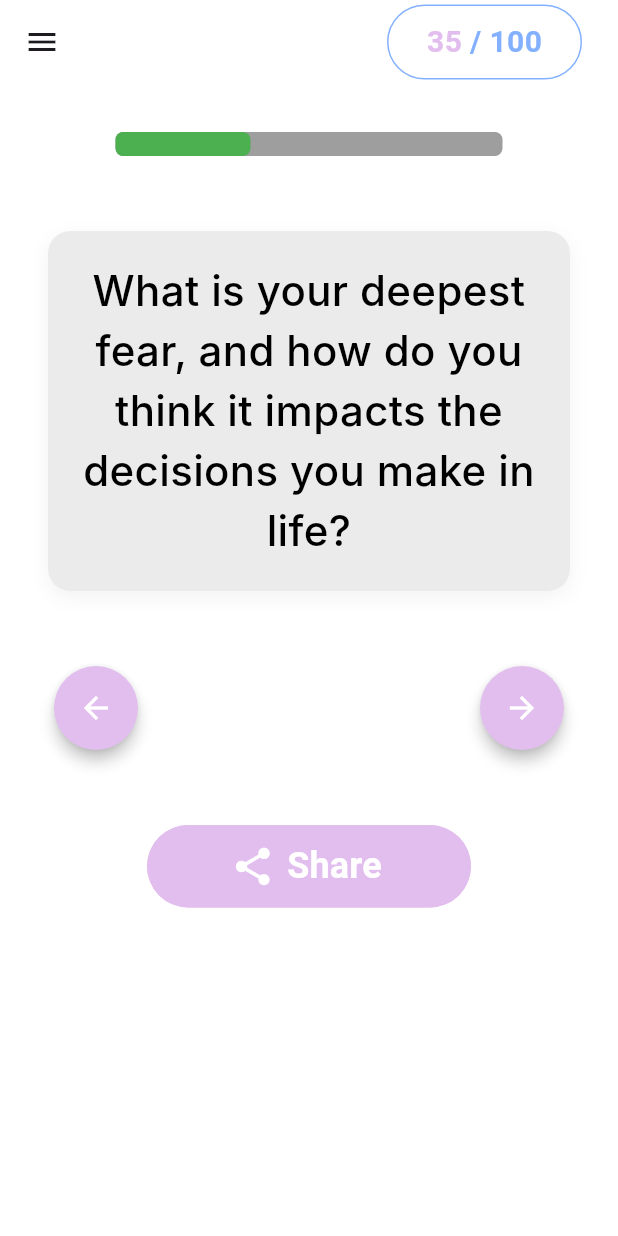
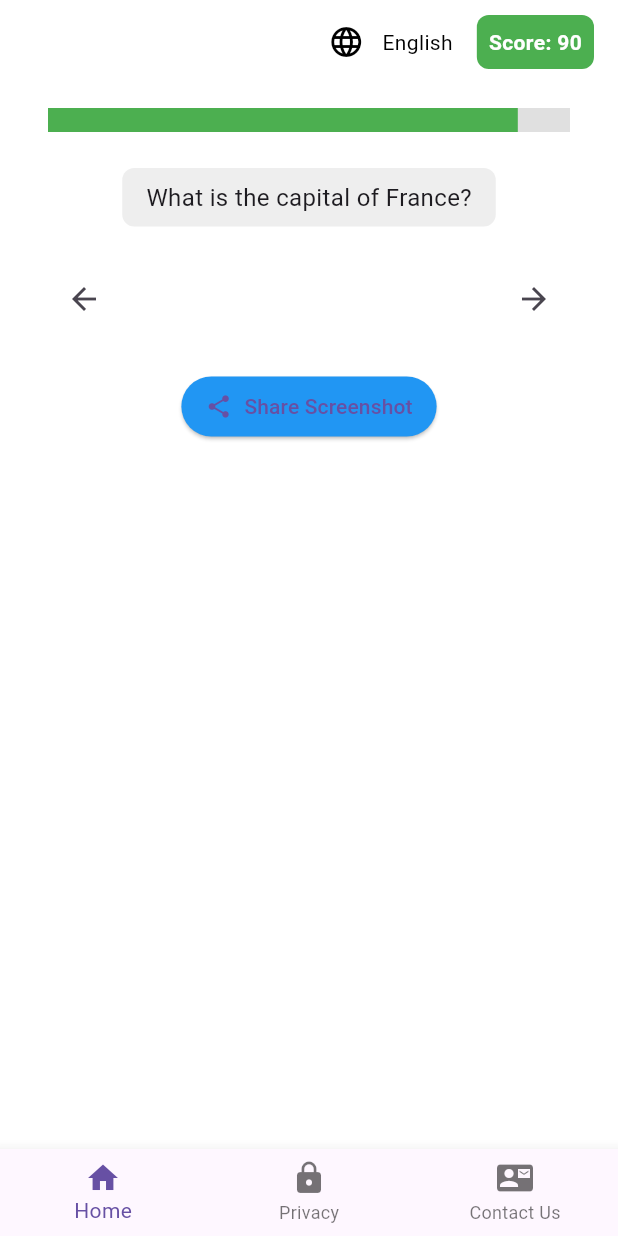
Before and after one commit to Shroukahmed99/app, a Flutter app: the screen it shows after launch, after a tap on the "arrow back" icon, on a phone screen of 412 x 824 dp. Run offline on Flutter 3.47's test engine with Material 3 defaults, Android fonts, the phone set to English and light mode, and no system bars; drawn by our look-alikes of screenshot; our stand-ins replace easy_localization, font_awesome_flutter, share_plus; Roboto replaces fonts that are missing (Inter).

Commit message:
finally translate and share

```diff
--- /dev/null
+++ b/assets/translations/ar.json
@@ -0,0 +1,5 @@
+{
+  "question_text": "ما هي عاصمة فرنسا؟",
+  "share_screenshot": "مشاركة لقطة الشاشة",
+  "score_label": "النتيجة: 90"
+}
--- /dev/null
+++ b/assets/translations/en.json
@@ -0,0 +1,5 @@
+{
+  "question_text": "What is the capital of France?",
+  "share_screenshot": "Share Screenshot",
+  "score_label": "Score: 90"
+}
--- a/lib/main.dart
+++ b/lib/main.dart
@@ -1,9 +1,20 @@
 import 'package:flutter/material.dart';
+import 'package:easy_localization/easy_localization.dart';
+import 'package:heart_app/screens/HomeScreen/home_screen.dart';
 import 'package:heart_app/screens/splash/splash_screen.dart';
 
 void main() async {
   WidgetsFlutterBinding.ensureInitialized();
-  runApp(MyApp());
+  await EasyLocalization.ensureInitialized();
+
+  runApp(
+    EasyLocalization(
+      supportedLocales: [Locale('en'), Locale('ar')],
+      path: 'assets/translations', // مسار ملفات الترجمة
+      fallbackLocale: Locale('en'), // اللغة الافتراضية
+      child: MyApp(),
+    ),
+  );
 }
 
 class MyApp extends StatelessWidget {
@@ -13,6 +24,9 @@ class MyApp extends StatelessWidget {
   Widget build(BuildContext context) {
     return MaterialApp(
       debugShowCheckedModeBanner: false,
+      localizationsDelegates: context.localizationDelegates,
+      supportedLocales: context.supportedLocales,
+      locale: context.locale,
       home: SplashScreen(),
     );
   }
--- a/lib/screens/HomeScreen/home_screen.dart
+++ b/lib/screens/HomeScreen/home_screen.dart
@@ -1,61 +1,77 @@
-import 'package:flutter/cupertino.dart';
+import 'dart:io';
+import 'dart:typed_data';
 import 'package:flutter/material.dart';
-import 'package:heart_app/screens/HomeScreen/widgets/Share_button.dart';
-import 'package:heart_app/screens/HomeScreen/widgets/circle_button.dart';
-import 'package:heart_app/screens/HomeScreen/widgets/custom_container_score.dart';
-import 'package:heart_app/screens/HomeScreen/widgets/custom_drawer.dart';
-import 'package:heart_app/screens/HomeScreen/widgets/custom_progress_linear_indicator.dart';
-import 'package:heart_app/screens/HomeScreen/widgets/custom_question_widget.dart';
+import 'package:heart_app/screens/HomeScreen/widgets/contact_us_page.dart';
+import 'package:heart_app/screens/HomeScreen/widgets/home_content.dart';
+import 'package:heart_app/screens/HomeScreen/widgets/privacy_page.dart';
+import 'package:path_provider/path_provider.dart';
+import 'package:screenshot/screenshot.dart';
+import 'package:share_plus/share_plus.dart';
+import 'package:easy_localization/easy_localization.dart';
 
-class HomeScreen extends StatelessWidget {
+
+class HomeScreen extends StatefulWidget {
   const HomeScreen({super.key});
-  final progressValue = 90.0;
+
+  @override
+  _HomeScreenState createState() => _HomeScreenState();
+}
+
+class _HomeScreenState extends State<HomeScreen> {
+  int _selectedIndex = 0;
+  final ScreenshotController screenshotController = ScreenshotController();
+
+  Future<void> _takeScreenshotAndShare(BuildContext context) async {
+    try {
+      Uint8List? image = await screenshotController.capture();
+      if (image != null) {
+        final directory = await getTemporaryDirectory();
+        final imagePath = '${directory.path}/screenshot.png';
+        final file = File(imagePath);
+        await file.writeAsBytes(image);
+        XFile xFile = XFile(imagePath);
+        await Share.shareXFiles([xFile], text: 'share_screenshot'.tr());
+      } else {
+        print("No image captured.");
+      }
+    } catch (e) {
+      print("Error capturing or sharing screenshot: $e");
+    }
+  }
+
+  void _onItemTapped(int index) {
+    setState(() {
+      _selectedIndex = index;
+    });
+  }
 
   @override
   Widget build(BuildContext context) {
+    List<Widget> _pages = [
+      HomeContent(screenshotController: screenshotController, onShare: _takeScreenshotAndShare),
+      PrivacyPage(),
+      ContactUsPage(),
+    ];
+
     return Scaffold(
-      backgroundColor: Colors.white,
-      appBar: AppBar(
-        backgroundColor: Colors.transparent,
-        actions: [
-          Padding(
-            padding: const EdgeInsets.symmetric(horizontal: 24),
-            child: CustomContainerScore(),
+      body: _pages[_selectedIndex], // Display the selected page
+      bottomNavigationBar: BottomNavigationBar(
+        currentIndex: _selectedIndex,
+        onTap: _onItemTapped,
+        items: [
+          BottomNavigationBarItem(
+            icon: Icon(Icons.home),
+            label: 'Home'.tr(),
+          ),
+          BottomNavigationBarItem(
+            icon: Icon(Icons.lock),
+            label: 'Privacy'.tr(),
+          ),
+          BottomNavigationBarItem(
+            icon: Icon(Icons.contact_mail),
+            label: 'Contact Us'.tr(),
           ),
         ],
-      ),
-      drawer: CustomDrawer(),
-      body: Padding(
-        padding: const EdgeInsets.symmetric(horizontal: 32, vertical: 32),
-        child: Column(
-          spacing: 50,
-          children: [
-            CustomProgressLinearIndicator(
-              progress: progressValue,
-              height: 16,
-              progressColor: Colors.green,
-              backgroundColor: Colors.grey,
-            ),
-            CustomQuestionWidget(
-              questionText:
-              'What is your deepest fear, and how do you think it impacts the decisions you make in life?',
-            ),
-            Row(
-              mainAxisAlignment: MainAxisAlignment.spaceBetween,
-              children: [
-                CircularButton(
-                  icon: Icons.arrow_back,
-                  onPressed: () {},
-                ),
-                CircularButton(
-                  icon: Icons.arrow_forward,
-                  onPressed: () {},
-                ),
-              ],
-            ),
-            ShareButton(),
-          ],
-        ),
       ),
     );
   }
--- a/lib/screens/HomeScreen/widgets/Share_button.dart
+++ b/lib/screens/HomeScreen/widgets/Share_button.dart
@@ -4,34 +4,24 @@ import 'dart:typed_data';
 import 'package:flutter/material.dart';
 import 'package:heart_app/utils/consts.dart';
 import 'package:path_provider/path_provider.dart';
+import 'package:share_plus/share_plus.dart';
 import 'package:screenshot/screenshot.dart';
-import 'package:share_plus/share_plus.dart';
-
 
 class ShareButton extends StatelessWidget {
-  ShareButton({super.key});
+  final ScreenshotController screenshotController;
 
-  final ScreenshotController screenshotController = ScreenshotController();
+  const ShareButton({required this.screenshotController, super.key});
 
-  // Function to save screenshot as a temporary file and share it
   Future<void> _takeScreenshotAndShare(BuildContext context) async {
     try {
-      // Capture screenshot
       Uint8List? image = await screenshotController.capture();
 
       if (image != null) {
-        // Get the directory to store the file
         final directory = await getTemporaryDirectory();
         final imagePath = '${directory.path}/screenshot.png';
-
-        // Write the image to a file
         final file = File(imagePath);
         await file.writeAsBytes(image);
-
-        // تحويل المسار إلى XFile
         XFile xFile = XFile(imagePath);
-
-        // Share the image file
         await Share.shareXFiles([xFile], text: 'Check out this screenshot!');
       } else {
         print("No image captured.");
@@ -43,14 +33,11 @@ class ShareButton extends StatelessWidget {
 
   @override
   Widget build(BuildContext context) {
-    return Center(
-      child: Screenshot(
-        controller: screenshotController,
-        child: Container(
+    return Container(
       width: 216,
       height: 55,
       decoration: BoxDecoration(
-            color: ppink, // Ensure ppink is defined in your consts.dart file
+        color: ppink,
         borderRadius: BorderRadius.circular(50),
       ),
       child: TextButton.icon(
@@ -71,11 +58,9 @@ class ShareButton extends StatelessWidget {
           ),
         ),
         style: TextButton.styleFrom(
-              backgroundColor: ppink, // Ensure ppink is defined
+          backgroundColor: ppink,
           shape: RoundedRectangleBorder(
             borderRadius: BorderRadius.circular(50),
-              ),
-            ),
           ),
         ),
       ),
--- a/lib/screens/HomeScreen/widgets/custom_drawer.dart
+++ b/lib/screens/HomeScreen/widgets/custom_drawer.dart
@@ -1,37 +1,37 @@
-import 'package:flutter/cupertino.dart';
-import 'package:flutter/material.dart';
-
-class CustomDrawer extends StatelessWidget {
-  const CustomDrawer({super.key});
-
-  @override
-  Widget build(BuildContext context) {
-    return Drawer(
-      child: Column(
-        children: [
-          Expanded(
-            child: ListView(
-              padding: EdgeInsets.only(top: 48),
-              children: <Widget>[
-                ListTile(
-                  leading: Icon(Icons.contact_mail),
-                  title: Text('Contact Us'),
-                  onTap: () {
-                    Navigator.pop(context);
-                  },
-                ),
-                ListTile(
-                  leading: Icon(Icons.lock),
-                  title: Text('Privacy'),
-                  onTap: () {
-                    Navigator.pop(context);
-                  },
-                ),
-              ],
-            ),
-          ),
-        ],
-      ),
-    );
-  }
-}
+// import 'package:flutter/cupertino.dart';
+// import 'package:flutter/material.dart';
+//
+// class CustomDrawer extends StatelessWidget {
+//   const CustomDrawer({super.key});
+//
+//   @override
+//   Widget build(BuildContext context) {
+//     return Drawer(
+//       child: Column(
+//         children: [
+//           Expanded(
+//             child: ListView(
+//               padding: EdgeInsets.only(top: 48),
+//               children: <Widget>[
+//                 ListTile(
+//                   leading: Icon(Icons.contact_mail),
+//                   title: Text('Contact Us'),
+//                   onTap: () {
+//                     Navigator.pop(context);
+//                   },
+//                 ),
+//                 ListTile(
+//                   leading: Icon(Icons.lock),
+//                   title: Text('Privacy'),
+//                   onTap: () {
+//                     Navigator.pop(context);
+//                   },
+//                 ),
+//               ],
+//             ),
+//           ),
+//         ],
+//       ),
+//     );
+//   }
+// }
--- /dev/null
+++ b/lib/screens/HomeScreen/widgets/home_content.dart
@@ -0,0 +1,117 @@
+import 'dart:typed_data';
+import 'package:flutter/material.dart';
+import 'package:screenshot/screenshot.dart';
+import 'package:easy_localization/easy_localization.dart';
+
+class HomeContent extends StatelessWidget {
+  final ScreenshotController screenshotController;
+  final Future<void> Function(BuildContext context) onShare;
+
+  const HomeContent({
+    Key? key,
+    required this.screenshotController,
+    required this.onShare,
+  }) : super(key: key);
+
+  @override
+  Widget build(BuildContext context) {
+    final progressValue = 90.0;
+
+    return Screenshot(
+      controller: screenshotController,
+      child: Scaffold(
+        backgroundColor: Colors.white,
+        appBar: AppBar(
+          backgroundColor: Colors.transparent,
+          elevation: 0,
+          actions: [
+            Row(
+              children: [
+                IconButton(
+                  icon: Icon(Icons.language, color: Colors.black),
+                  onPressed: () {
+                    final currentLocale = context.locale.languageCode;
+                    if (currentLocale == 'en') {
+                      context.setLocale(Locale('ar'));
+                    } else {
+                      context.setLocale(Locale('en'));
+                    }
+                  },
+                ),
+                Text(
+                  context.locale.languageCode == 'en' ? 'English' : 'العربية',
+                  style: TextStyle(color: Colors.black),
+                ),
+                SizedBox(width: 16),
+                Container(
+                  padding: EdgeInsets.all(8),
+                  decoration: BoxDecoration(
+                    color: Colors.green,
+                    borderRadius: BorderRadius.circular(8),
+                  ),
+                  child: Text(
+                    'score_label'.tr(),
+                    style: TextStyle(
+                      color: Colors.white,
+                      fontWeight: FontWeight.bold,
+                    ),
+                  ),
+                ),
+                SizedBox(width: 16),
+              ],
+            ),
+          ],
+        ),
+        body: Padding(
+          padding: const EdgeInsets.symmetric(horizontal: 32, vertical: 16),
+          child: Column(
+            children: [
+              LinearProgressIndicator(
+                value: progressValue / 100,
+                backgroundColor: Colors.grey[300],
+                color: Colors.green,
+                minHeight: 16,
+              ),
+              SizedBox(height: 24),
+              Container(
+                padding: EdgeInsets.symmetric(horizontal: 16, vertical: 8),
+                decoration: BoxDecoration(
+                  color: Colors.grey[200],
+                  borderRadius: BorderRadius.circular(8),
+                ),
+                child: Text(
+                  'question_text'.tr(),
+                  style: TextStyle(fontSize: 16),
+                ),
+              ),
+              SizedBox(height: 24),
+              Row(
+                mainAxisAlignment: MainAxisAlignment.spaceBetween,
+                children: [
+                  IconButton(
+                    icon: Icon(Icons.arrow_back),
+                    onPressed: () {},
+                  ),
+                  IconButton(
+                    icon: Icon(Icons.arrow_forward),
+                    onPressed: () {},
+                  ),
+                ],
+              ),
+              SizedBox(height: 24),
+              ElevatedButton.icon(
+                onPressed: () => onShare(context),
+                icon: Icon(Icons.share),
+                label: Text('share_screenshot'.tr()),
+                style: ElevatedButton.styleFrom(
+                  backgroundColor: Colors.blue,
+                  padding: EdgeInsets.symmetric(horizontal: 16, vertical: 8),
+                ),
+              ),
+            ],
+          ),
+        ),
+      ),
+    );
+  }
+}
```
Also changed, not shown: assets/translations/ar-EG.json (deleted, +0 -8 lines), assets/translations/en-US.json (deleted, +0 -8 lines), lib/screens/HomeScreen/widgets/contact_us_page.dart (added, +150 -0 lines). Lines whose indentation alone changed are shown as unchanged.
